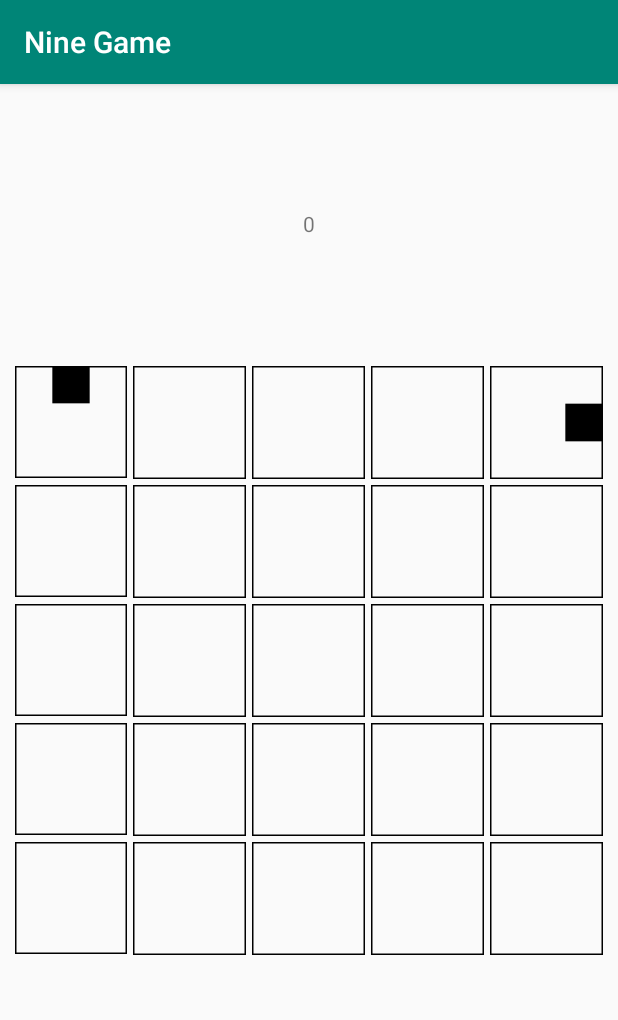
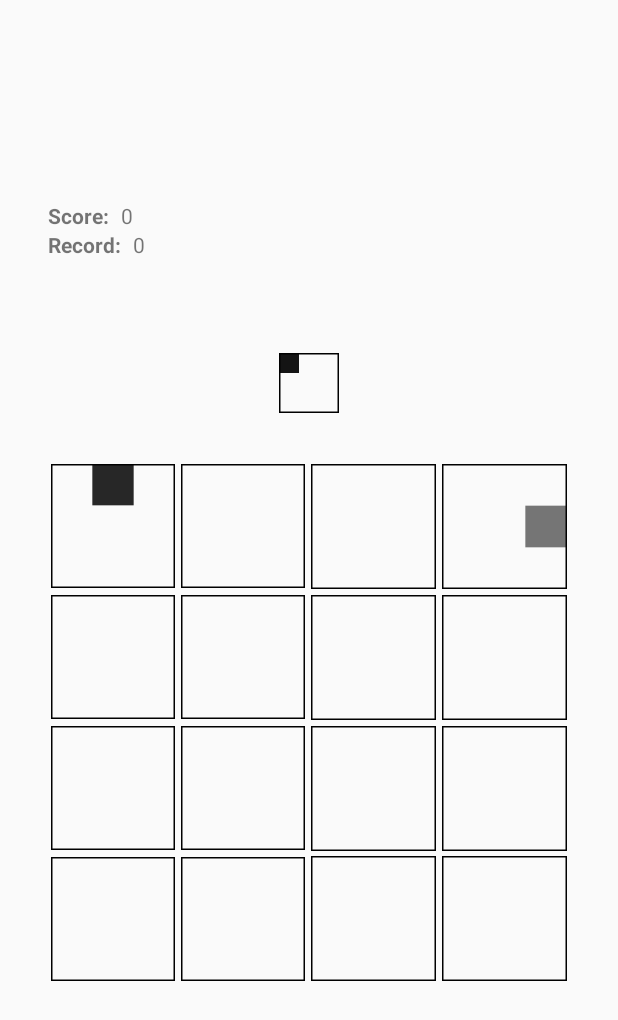
Before and after one commit to marcouberti/nine-game, an Android app: the screen it shows after launch (BoardActivity), on a phone screen of 412 x 824 dp. Shown: the top 1020 px of the screen. Run offline under Robolectric (Android 15) with nearby library versions, the phone set to English and light mode, and no system bars.

Commit message:
Update and fix gameplay logic.
* Add score.

```diff
--- a/app/src/main/java/com/marcouberti/ninegame/BoardActivity.kt
+++ b/app/src/main/java/com/marcouberti/ninegame/BoardActivity.kt
@@ -2,6 +2,7 @@ package com.marcouberti.ninegame
 
 import androidx.appcompat.app.AppCompatActivity
 import android.os.Bundle
+import android.view.View
 import com.marcouberti.ninegame.ui.board.BoardFragment
 
 class BoardActivity : AppCompatActivity() {
--- a/app/src/main/java/com/marcouberti/ninegame/ui/board/CardView.kt
+++ b/app/src/main/java/com/marcouberti/ninegame/ui/board/CardView.kt
@@ -60,8 +60,10 @@ class CardView: FrameLayout {
 
         if(c != null) {
             val blockWidth = measuredWidth.toFloat() / c.width
+            filledPaint.alpha = 255
             for(i in 1..c.width) {
                 for(j in 1..c.width) {
+                    filledPaint.alpha -= 20
                     //val paint = if(!c[c.width*(i-1)+j]) borderPaint else filledPaint
                     if(c[c.width*(i-1)+j]) canvas.drawRect((j-1)*blockWidth, (i-1)*blockWidth, (j)*blockWidth, (i)*blockWidth, filledPaint)
                 }
--- a/app/src/main/res/layout/board_fragment.xml
+++ b/app/src/main/res/layout/board_fragment.xml
@@ -15,19 +15,62 @@
             app:layout_constraintDimensionRatio="1:1" android:layout_marginBottom="8dp"
             app:layout_constraintBottom_toBottomOf="parent" android:layout_marginTop="8dp"
             app:layout_constraintTop_toTopOf="parent" app:layout_constraintStart_toStartOf="parent"
-            android:layout_marginLeft="8dp" android:layout_marginStart="8dp" app:layout_constraintEnd_toEndOf="parent"
-            android:layout_marginEnd="8dp" android:layout_marginRight="8dp">
+            android:layout_marginLeft="32dp" android:layout_marginStart="32dp" app:layout_constraintEnd_toEndOf="parent"
+            android:layout_marginEnd="32dp" android:layout_marginRight="32dp"
+            app:layout_constraintVertical_bias="0.65">
     </com.marcouberti.ninegame.ui.board.BoardView>
     <TextView
             android:text="0"
             android:layout_width="wrap_content"
             android:layout_height="wrap_content"
-            android:id="@+id/score" android:layout_marginTop="8dp"
-            app:layout_constraintTop_toTopOf="parent" android:layout_marginBottom="8dp"
-            app:layout_constraintBottom_toTopOf="@+id/boardView" app:layout_constraintEnd_toEndOf="parent"
-            android:layout_marginEnd="32dp" android:layout_marginRight="32dp"
+            android:id="@+id/score"
+            app:layout_constraintTop_toTopOf="@+id/scoreLabel"
+            app:layout_constraintBottom_toBottomOf="@+id/scoreLabel"
+            app:layout_constraintStart_toEndOf="@+id/scoreLabel" android:layout_marginLeft="8dp"
+            android:layout_marginStart="8dp"/>
+    <TextView
+            android:text="Score:"
+            android:textStyle="bold"
+            android:layout_width="wrap_content"
+            android:layout_height="wrap_content"
+            android:id="@+id/scoreLabel"
+            app:layout_constraintTop_toTopOf="parent"
+            app:layout_constraintBottom_toTopOf="@+id/textView3"
+            app:layout_constraintVertical_chainStyle="packed"
             app:layout_constraintStart_toStartOf="parent" android:layout_marginLeft="32dp"
             android:layout_marginStart="32dp"/>
+    <TextView
+            android:text="0"
+            android:layout_width="wrap_content"
+            android:layout_height="wrap_content"
+            android:id="@+id/textView2"
+            app:layout_constraintTop_toTopOf="@+id/textView3" app:layout_constraintBottom_toBottomOf="@+id/textView3"
+            app:layout_constraintStart_toEndOf="@+id/textView3" android:layout_marginLeft="8dp"
+            android:layout_marginStart="8dp"/>
+
+    <TextView
+            android:text="Record:"
+            android:textStyle="bold"
+            android:layout_width="wrap_content"
+            android:layout_height="wrap_content"
+            android:id="@+id/textView3"
+            app:layout_constraintTop_toBottomOf="@+id/scoreLabel" app:layout_constraintBottom_toTopOf="@+id/boardView"
+            app:layout_constraintStart_toStartOf="@+id/scoreLabel"
+    />
+
+    <androidx.constraintlayout.widget.Barrier
+            android:id="@+id/barrier7"
+            android:layout_width="wrap_content"
+            android:layout_height="wrap_content"
+            app:barrierDirection="right"
+            app:constraint_referenced_ids="textView3,scoreLabel" tools:layout_editor_absoluteX="411dp"/>
 
 
+    <com.marcouberti.ninegame.ui.board.CardView
+            android:id="@+id/nextCard"
+            android:layout_width="40dp"
+            android:layout_height="40dp" android:layout_marginBottom="32dp"
+            app:layout_constraintBottom_toTopOf="@+id/boardView"
+            app:layout_constraintEnd_toEndOf="@+id/boardView"
+            app:layout_constraintStart_toStartOf="@+id/boardView"/>
 </androidx.constraintlayout.widget.ConstraintLayout>
--- a/app/src/main/res/values/styles.xml
+++ b/app/src/main/res/values/styles.xml
@@ -1,7 +1,14 @@
 <resources>
 
     <!-- Base application theme. -->
-    <style name="AppTheme" parent="Theme.AppCompat.Light.DarkActionBar">
+    <style name="AppTheme" parent="@style/Theme.AppCompat.Light.NoActionBar">
+
+        <!-- Full screen -->
+        <item name="android:windowNoTitle">true</item>
+        <item name="android:windowActionBar">false</item>
+        <item name="android:windowFullscreen">true</item>
+        <item name="android:windowContentOverlay">@null</item>
+
         <!-- Customize your theme here. -->
         <item name="colorPrimary">@color/colorPrimary</item>
         <item name="colorPrimaryDark">@color/colorPrimaryDark</item>
```
Also changed, not shown: app/src/main/java/com/marcouberti/ninegame/model/Board.kt (+5 -5 lines), app/src/main/java/com/marcouberti/ninegame/ui/board/BoardFragment.kt (+15 -3 lines), app/src/main/java/com/marcouberti/ninegame/ui/board/BoardViewModel.kt (+38 -10 lines), 1 other file.
